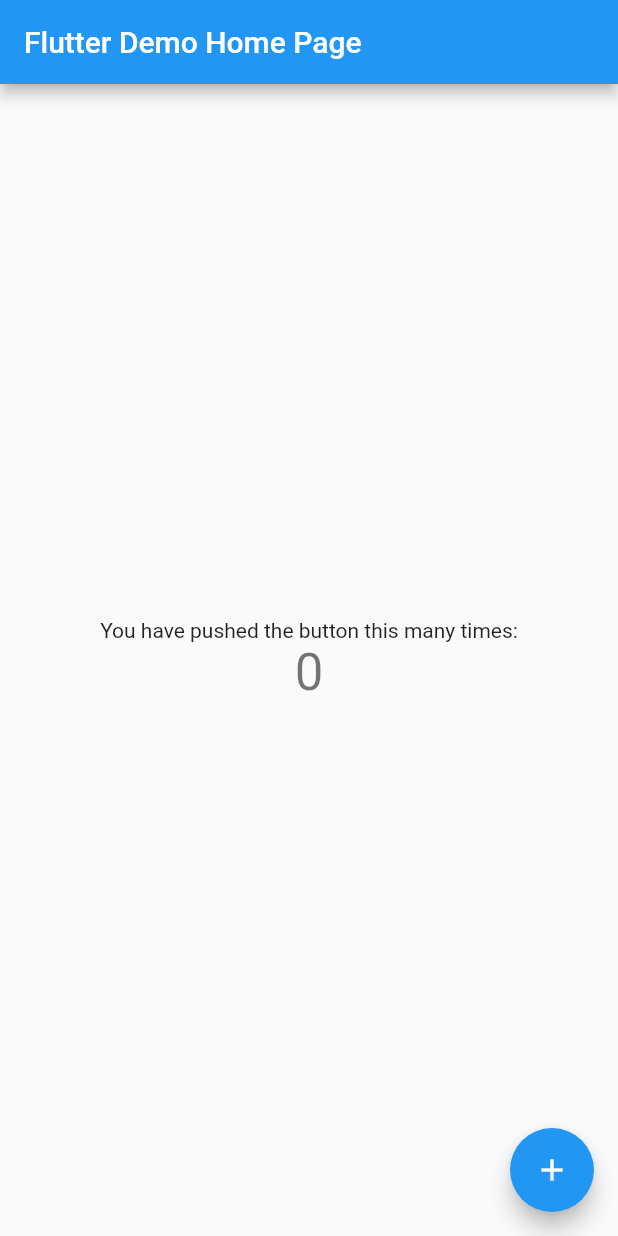
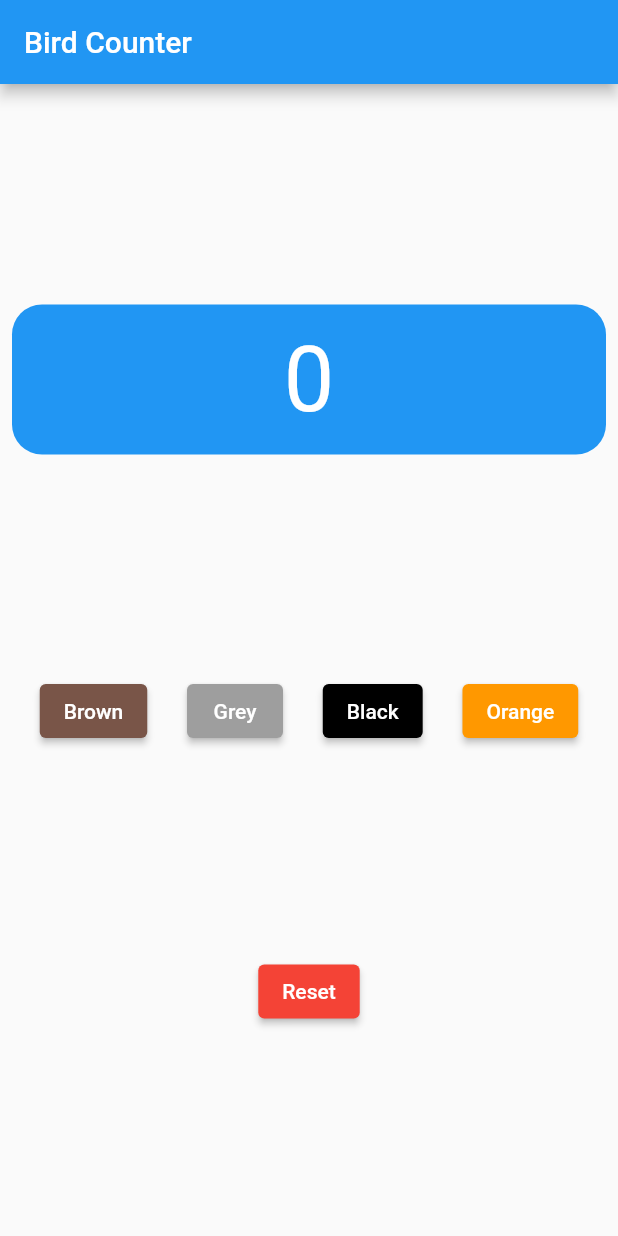
Before and after one commit to kforjan/rma-lv4-bloc-bird-count-app, a Flutter app: the screen it shows after launch, on a phone screen of 412 x 824 dp. Run offline on Flutter 3.47's test engine with Material 2 defaults, Android fonts, the phone set to English and light mode, and no system bars; our stand-ins replace get_it, shared_preferences.

Commit message:
Added original project

```diff
--- /dev/null
+++ b/lib/data/sharedpref/constants/preferences.dart
@@ -0,0 +1,6 @@
+class Preferences {
+  Preferences._();
+
+  static const count = 'count';
+  static const color = 'color';
+}
--- /dev/null
+++ b/lib/data/sharedpref/shared_preferences_helper.dart
@@ -0,0 +1,72 @@
+import 'package:rma_lv4_bird_counting_bloc/data/sharedpref/constants/preferences.dart';
+import 'package:shared_preferences/shared_preferences.dart';
+import 'package:flutter/material.dart';
+
+class SharedPreferencesHelper {
+  Future<void> saveBirdCount(int count) async {
+    final _prefs = await SharedPreferences.getInstance();
+    await _prefs.setInt(Preferences.count, count);
+  }
+
+  Future<void> saveLastBirdColor(String color) async {
+    final _prefs = await SharedPreferences.getInstance();
+    switch (color) {
+      case 'brown':
+        await _prefs.setString(Preferences.color, 'brown');
+        break;
+      case 'grey':
+        await _prefs.setString(Preferences.color, 'grey');
+        break;
+      case 'black':
+        await _prefs.setString(Preferences.color, 'black');
+        break;
+      case 'orange':
+        await _prefs.setString(Preferences.color, 'orange');
+        break;
+      default:
+        return;
+    }
+  }
+
+  Future<Map<String, dynamic>> getStoredBirdData() async {
+    final birdCount = await _getStoredBirdCount();
+    final lastBirdColor = await _getStoredBirdColor();
+    return {
+      Preferences.count: birdCount,
+      Preferences.color: lastBirdColor,
+    };
+  }
+
+  Future<int> _getStoredBirdCount() async {
+    final _prefs = await SharedPreferences.getInstance();
+    final birdCount = _prefs.getInt(Preferences.count) ?? 0;
+    return birdCount;
+  }
+
+  Future<Color> _getStoredBirdColor() async {
+    final _prefs = await SharedPreferences.getInstance();
+    final colorString = _prefs.getString(Preferences.color);
+    switch (colorString) {
+      case 'brown':
+        return Colors.brown;
+        break;
+      case 'grey':
+        return Colors.grey;
+        break;
+      case 'black':
+        return Colors.black;
+        break;
+      case 'orange':
+        return Colors.orange;
+        break;
+      default:
+        return Colors.blue;
+        break;
+    }
+  }
+
+  Future<void> deleteAllData() async {
+    final _prefs = await SharedPreferences.getInstance();
+    _prefs.clear();
+  }
+}
--- /dev/null
+++ b/lib/injection_container.dart
@@ -0,0 +1,8 @@
+import 'package:get_it/get_it.dart';
+import 'package:rma_lv4_bird_counting_bloc/data/sharedpref/shared_preferences_helper.dart';
+
+final locator = GetIt.instance;
+
+setup() {
+  locator.registerLazySingleton(() => SharedPreferencesHelper());
+}
--- a/lib/main.dart
+++ b/lib/main.dart
@@ -1,113 +1,18 @@
 import 'package:flutter/material.dart';
+import 'package:rma_lv4_bird_counting_bloc/injection_container.dart' as di;
+import 'package:rma_lv4_bird_counting_bloc/ui/home_screen.dart';
 
 void main() {
+  di.setup();
   runApp(MyApp());
 }
 
 class MyApp extends StatelessWidget {
-  // This widget is the root of your application.
   @override
   Widget build(BuildContext context) {
     return MaterialApp(
-      title: 'Flutter Demo',
-      theme: ThemeData(
-        // This is the theme of your application.
-        //
-        // Try running your application with "flutter run". You'll see the
-        // application has a blue toolbar. Then, without quitting the app, try
-        // changing the primarySwatch below to Colors.green and then invoke
-        // "hot reload" (press "r" in the console where you ran "flutter run",
-        // or simply save your changes to "hot reload" in a Flutter IDE).
-        // Notice that the counter didn't reset back to zero; the application
-        // is not restarted.
-        primarySwatch: Colors.blue,
-      ),
-      home: MyHomePage(title: 'Flutter Demo Home Page'),
+      title: 'Bird Counter',
+      home: HomeScreen(),
     );
   }
 }
-
-class MyHomePage extends StatefulWidget {
-  MyHomePage({Key key, this.title}) : super(key: key);
-
-  // This widget is the home page of your application. It is stateful, meaning
-  // that it has a State object (defined below) that contains fields that affect
-  // how it looks.
-
-  // This class is the configuration for the state. It holds the values (in this
-  // case the title) provided by the parent (in this case the App widget) and
-  // used by the build method of the State. Fields in a Widget subclass are
-  // always marked "final".
-
-  final String title;
-
-  @override
-  _MyHomePageState createState() => _MyHomePageState();
-}
-
-class _MyHomePageState extends State<MyHomePage> {
-  int _counter = 0;
-
-  void _incrementCounter() {
-    setState(() {
-      // This call to setState tells the Flutter framework that something has
-      // changed in this State, which causes it to rerun the build method below
-      // so that the display can reflect the updated values. If we changed
-      // _counter without calling setState(), then the build method would not be
-      // called again, and so nothing would appear to happen.
-      _counter++;
-    });
-  }
-
-  @override
-  Widget build(BuildContext context) {
-    // This method is rerun every time setState is called, for instance as done
-    // by the _incrementCounter method above.
-    //
-    // The Flutter framework has been optimized to make rerunning build methods
-    // fast, so that you can just rebuild anything that needs updating rather
-    // than having to individually change instances of widgets.
-    return Scaffold(
-      appBar: AppBar(
-        // Here we take the value from the MyHomePage object that was created by
-        // the App.build method, and use it to set our appbar title.
-        title: Text(widget.title),
-      ),
-      body: Center(
-        // Center is a layout widget. It takes a single child and positions it
-        // in the middle of the parent.
-        child: Column(
-          // Column is also a layout widget. It takes a list of children and
-          // arranges them vertically. By default, it sizes itself to fit its
-          // children horizontally, and tries to be as tall as its parent.
-          //
-          // Invoke "debug painting" (press "p" in the console, choose the
-          // "Toggle Debug Paint" action from the Flutter Inspector in Android
-          // Studio, or the "Toggle Debug Paint" command in Visual Studio Code)
-          // to see the wireframe for each widget.
-          //
-          // Column has various properties to control how it sizes itself and
-          // how it positions its children. Here we use mainAxisAlignment to
-          // center the children vertically; the main axis here is the vertical
-          // axis because Columns are vertical (the cross axis would be
-          // horizontal).
-          mainAxisAlignment: MainAxisAlignment.center,
-          children: <Widget>[
-            Text(
-              'You have pushed the button this many times:',
-            ),
-            Text(
-              '$_counter',
-              style: Theme.of(context).textTheme.headline4,
-            ),
-          ],
-        ),
-      ),
-      floatingActionButton: FloatingActionButton(
-        onPressed: _incrementCounter,
-        tooltip: 'Increment',
-        child: Icon(Icons.add),
-      ), // This trailing comma makes auto-formatting nicer for build methods.
-    );
-  }
-}
--- /dev/null
+++ b/lib/ui/home_screen.dart
@@ -0,0 +1,144 @@
+import 'package:flutter/material.dart';
+import 'package:rma_lv4_bird_counting_bloc/data/sharedpref/shared_preferences_helper.dart';
+import 'package:rma_lv4_bird_counting_bloc/injection_container.dart' as di;
+
+class HomeScreen extends StatefulWidget {
+  HomeScreen({Key key}) : super(key: key);
+
+  @override
+  _HomeScreenState createState() => _HomeScreenState();
+}
+
+class _HomeScreenState extends State<HomeScreen> {
+  int count;
+  Color color;
+
+  @override
+  void initState() {
+    super.initState();
+    _getSharedPrefs();
+  }
+
+  @override
+  Widget build(BuildContext context) {
+    return Scaffold(
+      appBar: AppBar(
+        title: Text('Bird Counter'),
+      ),
+      body: Column(
+        mainAxisAlignment: MainAxisAlignment.spaceEvenly,
+        children: [
+          Center(
+            child: Padding(
+              padding: const EdgeInsets.all(8.0),
+              child: Container(
+                height: 100,
+                width: double.infinity,
+                decoration: BoxDecoration(
+                  color: color,
+                  borderRadius: BorderRadius.all(
+                    Radius.circular(20),
+                  ),
+                ),
+                child: count == null
+                    ? Center(
+                        child: CircularProgressIndicator(
+                            valueColor: AlwaysStoppedAnimation(Colors.white)),
+                      )
+                    : Center(
+                        child: Text(
+                          count.toString(),
+                          style: TextStyle(fontSize: 60, color: Colors.white),
+                        ),
+                      ),
+              ),
+            ),
+          ),
+          Row(
+            mainAxisAlignment: MainAxisAlignment.spaceEvenly,
+            children: [
+              _buildIncrementButton('Brown', Colors.brown),
+              _buildIncrementButton('Grey', Colors.grey),
+              _buildIncrementButton('Black', Colors.black),
+              _buildIncrementButton('Orange', Colors.orange),
+            ],
+          ),
+          ElevatedButton(
+            onPressed: _onResetButtonTap,
+            child: Text('Reset'),
+            style: ButtonStyle(
+              backgroundColor: MaterialStateProperty.all(Colors.red),
+            ),
+          ),
+        ],
+      ),
+    );
+  }
+
+  Widget _buildIncrementButton(String text, Color color) {
+    return ElevatedButton(
+      onPressed: () {
+        _onIncrementButtonTap(text);
+      },
+      child: Text(text),
+      style: ButtonStyle(
+        backgroundColor: MaterialStateProperty.all(color),
+      ),
+    );
+  }
+
+  void _onIncrementButtonTap(String color) {
+    switch (color) {
+      case 'Brown':
+        setState(() {
+          this.color = Colors.brown;
+          count++;
+        });
+        di.locator<SharedPreferencesHelper>().saveLastBirdColor('brown');
+        break;
+      case 'Grey':
+        setState(() {
+          this.color = Colors.grey;
+          count++;
+        });
+        di.locator<SharedPreferencesHelper>().saveLastBirdColor('grey');
+        break;
+      case 'Black':
+        setState(() {
+          this.color = Colors.black;
+          count++;
+        });
+        di.locator<SharedPreferencesHelper>().saveLastBirdColor('black');
+        break;
+      case 'Orange':
+        setState(() {
+          this.color = Colors.orange;
+          count++;
+        });
+        di.locator<SharedPreferencesHelper>().saveLastBirdColor('orange');
+        break;
+      default:
+        setState(() {
+          this.color = Colors.blue;
+        });
+    }
+    di.locator<SharedPreferencesHelper>().saveBirdCount(this.count);
+  }
+
+  void _onResetButtonTap() {
+    setState(() {
+      this.color = Colors.blue;
+      this.count = 0;
+    });
+    di.locator<SharedPreferencesHelper>().deleteAllData();
+  }
+
+  Future<Null> _getSharedPrefs() async {
+    final data =
+        await di.locator<SharedPreferencesHelper>().getStoredBirdData();
+    setState(() {
+      count = data['count'];
+      color = data['color'];
+    });
+  }
+}
--- a/pubspec.yaml
+++ b/pubspec.yaml
@@ -23,10 +23,8 @@
 dependencies:
   flutter:
     sdk: flutter
-
-
-  # The following adds the Cupertino Icons font to your application.
-  # Use with the CupertinoIcons class for iOS style icons.
+  get_it: ^6.1.1
+  shared_preferences: ^2.0.5
   cupertino_icons: ^1.0.2
 
 dev_dependencies:
```
Also changed, not shown: pubspec.lock.
